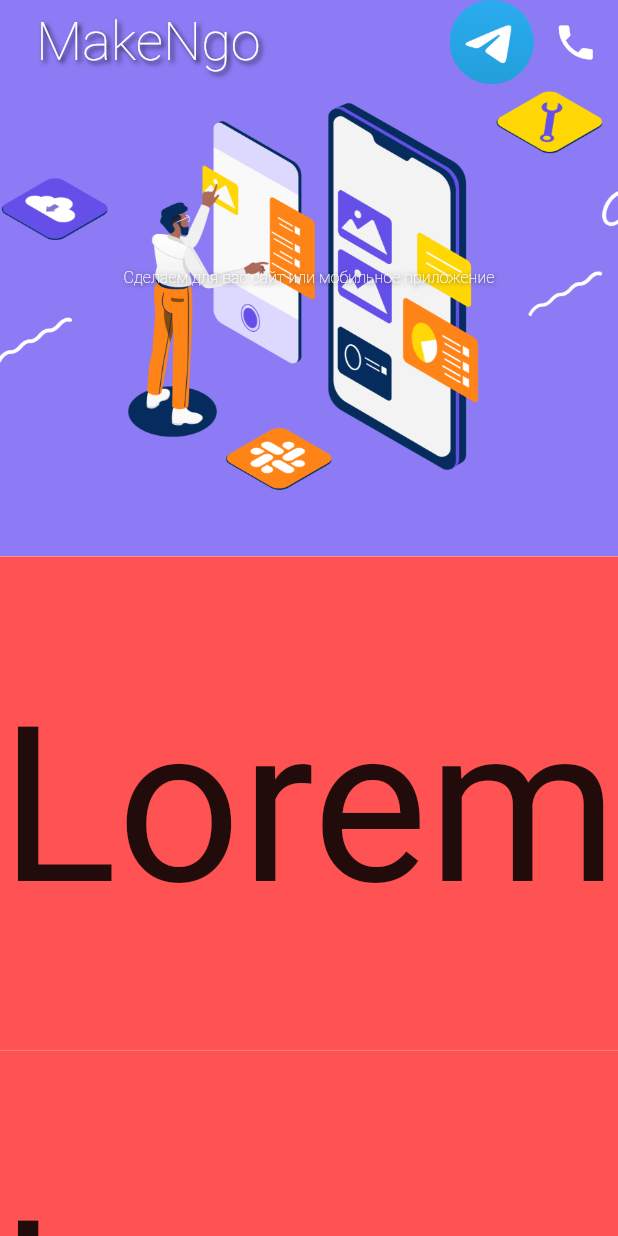
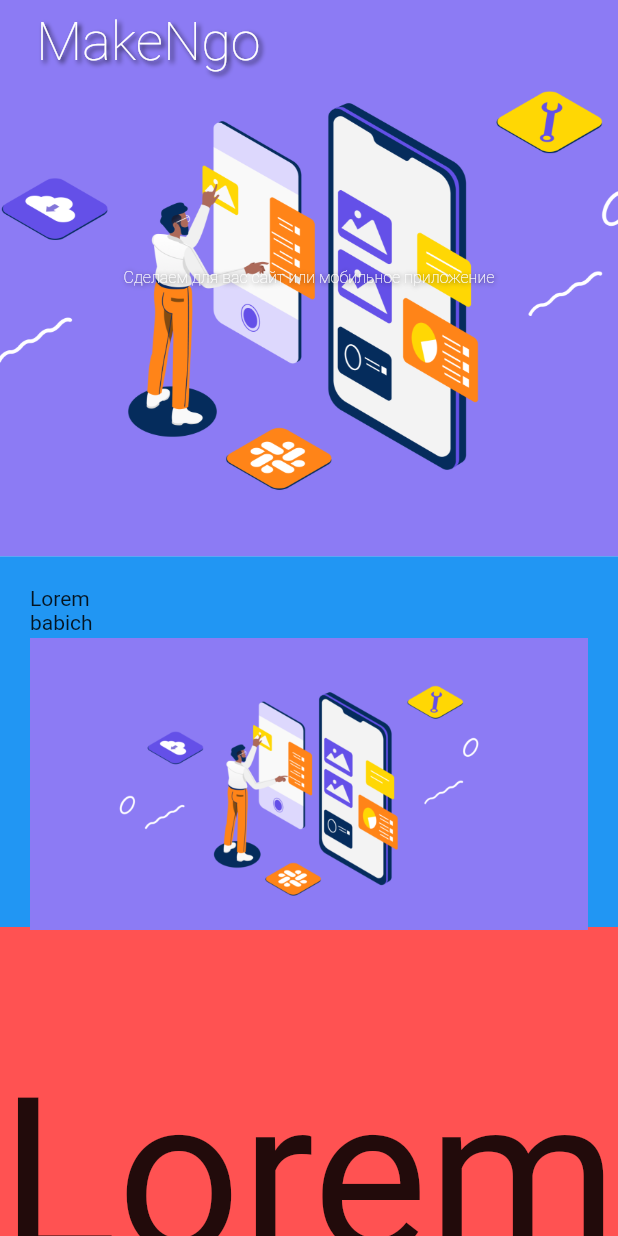
Before and after one commit to Nikiforov1Vladimir/web, a Flutter app: the screen it shows after launch, on a phone screen of 412 x 824 dp. Run offline on Flutter 3.47's test engine with Material 2 defaults, Android fonts, the phone set to English and light mode, and no system bars; our stand-ins replace smooth_page_indicator.

Commit message:
06/26/2022

```diff
--- a/lib/core/theme/theme.dart
+++ b/lib/core/theme/theme.dart
@@ -1,11 +1,12 @@
 import 'package:flutter/material.dart';
+import 'package:site/core/values/colors.dart';
 
 class Themes{
   static final lightTheme = ThemeData(
 
     appBarTheme: const AppBarTheme(
-      elevation: 2,
-      backgroundColor: Colors.white,
+      elevation: 10,
+      backgroundColor: appViolet,
     ),
 
     iconTheme: const IconThemeData(
--- a/lib/core/values/colors.dart
+++ b/lib/core/values/colors.dart
@@ -2,3 +2,12 @@
 import 'package:flutter/material.dart';
 
 const Color appWhite = Colors.white;
+const Color appViolet = Color(0xffa594f9);
+
+//Hexes:
+//
+//
+//
+//
+//
+//
--- a/lib/presentation/home_page.dart
+++ b/lib/presentation/home_page.dart
@@ -1,6 +1,9 @@
+import 'dart:ui';
+
 import 'package:flutter/material.dart';
 import 'package:site/core/utils/helper_widgets.dart';
 import 'package:site/core/values/colors.dart';
+import 'package:site/presentation/widgets/CustomContainer.dart';
 import 'package:site/presentation/widgets/app_bar_icon.dart';
 import 'package:site/presentation/widgets/flexible_space_component.dart';
 import 'package:site/presentation/widgets/logoButton.dart';
@@ -53,7 +56,9 @@ class _HomePageState extends State<HomePage> {
     return Scaffold(
       body: CustomScrollView(
         controller: _scrollController,
-        physics: BouncingScrollPhysics(),
+
+        scrollBehavior: const MaterialScrollBehavior().copyWith(dragDevices: {PointerDeviceKind.mouse, PointerDeviceKind.touch, PointerDeviceKind.stylus, PointerDeviceKind.unknown},),
+
         slivers: [
           SliverAppBar(
             pinned: true,
@@ -61,22 +66,13 @@ class _HomePageState extends State<HomePage> {
 
             title: LogoButton(onPressed: () => _scrollToTop()),
 
-            actions: [
-              AppBarIcon(onPressed: (){}, image: 'assets/images/telegram.png'),
-              addHorizontalSpace(MediaQuery.of(context).size.width * 0.01),
-              IconButton(onPressed: (){}, icon: const Icon(Icons.phone,color: appWhite,size: 30)),
-              addHorizontalSpace(MediaQuery.of(context).size.width * 0.01),
-            ],
+            actions: [],
 
-            flexibleSpace: FlexibleSpaceBar(
+            flexibleSpace: const FlexibleSpaceBar(
                   background: FlexibleComponent()),
           ),
           SliverToBoxAdapter(
-            child: Container(
-              height: MediaQuery.of(context).size.height * 0.4,
-              color: Colors.redAccent,
-              child: FittedBox(child: Text('Lorem')),
-            ),
+            child: CustomContainer(),
           ),
           SliverToBoxAdapter(
             child: Container(
--- /dev/null
+++ b/lib/presentation/widgets/CustomContainer.dart
@@ -0,0 +1,33 @@
+import 'package:flutter/material.dart';
+
+class CustomContainer extends StatelessWidget {
+
+  final Color? color;
+  final bool? shadowOnTop;
+
+  CustomContainer({Key? key, this.color, this.shadowOnTop}) : super(key: key);
+
+  @override
+  Widget build(BuildContext context) {
+    return Container(
+      padding: EdgeInsets.all(20),
+      height: MediaQuery.of(context).size.height * 0.3,
+      color: color ?? Colors.blue,
+
+      child: Wrap(
+        children: [
+          SizedBox(width: 50,
+              child: Text('Lorem babich')),
+          SizedBox(width: 600,height: 200,child: Image(image: AssetImage('assets/images/test_image_1.jpg')))
+        ],
+      ),
+
+    );
+  }
+}
+
+BoxDecoration ContainerDecoration(bool? shadowOnTop){
+  return BoxDecoration(
+
+  );
+}
--- a/lib/presentation/widgets/app_bar_icon.dart
+++ b/lib/presentation/widgets/app_bar_icon.dart
@@ -9,9 +9,10 @@ class AppBarIcon extends StatelessWidget {
 
   @override
   Widget build(BuildContext context) {
-    return GestureDetector(
-
-      child: Image(image: AssetImage(image)),
+    return IconButton(
+      onPressed: onPressed(),
+      iconSize: 30,
+      icon: Image(image: AssetImage(image),color: Colors.white),
     );
   }
 }
--- a/lib/presentation/widgets/flexible_space_component.dart
+++ b/lib/presentation/widgets/flexible_space_component.dart
@@ -13,7 +13,7 @@ class FlexibleComponent extends StatelessWidget {
       child: Center(
         child: SizedBox(
           width: MediaQuery.of(context).size.width * 0.6,
-          height: MediaQuery.of(context).size.height * 0.2,
+          height: MediaQuery.of(context).size.height * 0.3,
             child: FittedBox(child: Text('Сделаем для вас сайт или мобильное приложение',style: Theme.of(context).textTheme.headline1))),
       ),
 
--- a/lib/presentation/widgets/logoButton.dart
+++ b/lib/presentation/widgets/logoButton.dart
@@ -10,7 +10,8 @@ class LogoButton extends StatelessWidget {
   Widget build(BuildContext context) {
     return TextButton(
       onPressed: onPressed,
-      style: ButtonStyle(overlayColor: MaterialStateColor.resolveWith((states) => Colors.transparent),),
+      style: ButtonStyle(
+        overlayColor: MaterialStateColor.resolveWith((states) => Colors.transparent),),
       child: Text('MakeNgo',style: Theme.of(context).textTheme.headline1),
     );
   }
--- a/pubspec.yaml
+++ b/pubspec.yaml
@@ -62,7 +62,6 @@ flutter:
   # To add assets to your application, add an assets section, like this:
   assets:
     - assets/images/
-    - assets/icons/
 
   # An image asset can refer to one or more resolution-specific "variants", see
   # https://flutter.dev/assets-and-images/#resolution-aware
```
Also changed, not shown: assets/images/email.png (added), assets/images/telegram.png, lib/widgets/app_icon.dart (deleted).
